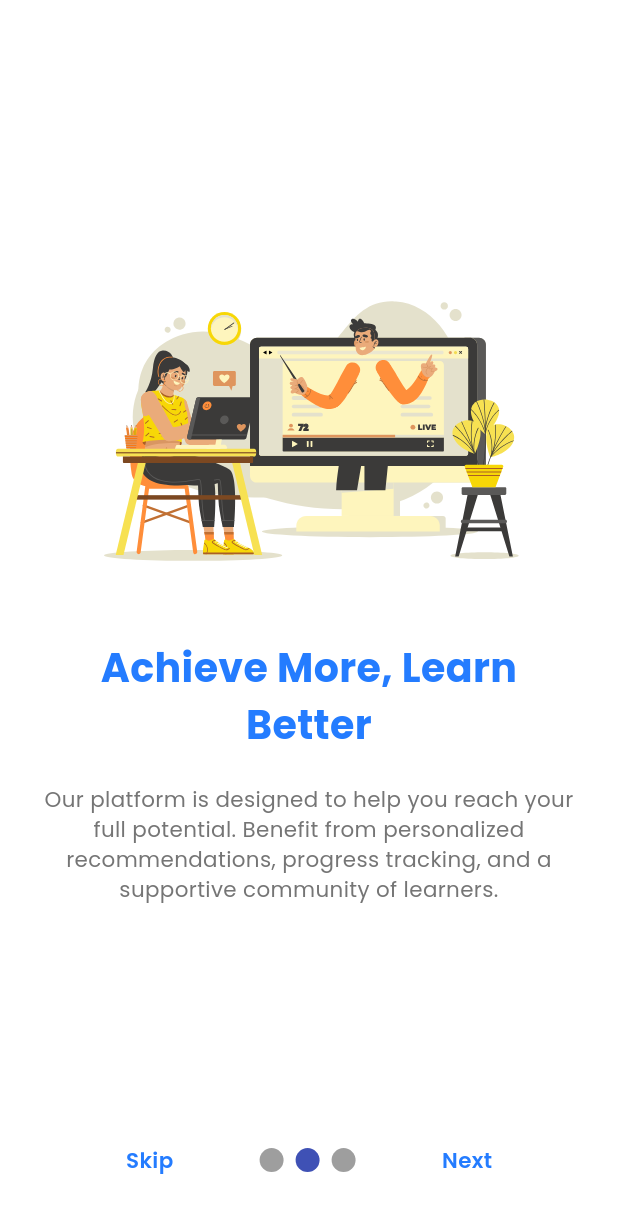
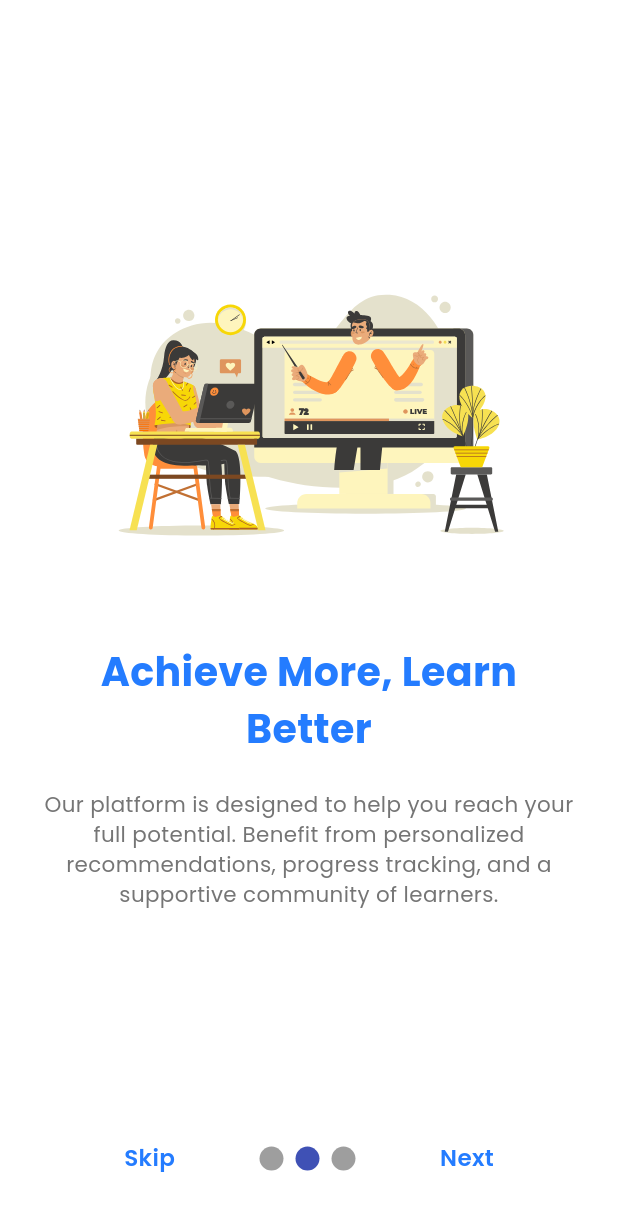
Before and after one commit to Tantawiiii/A2Z-App, a Flutter app: the screen it shows after launch, swiped to page 2, on a phone screen of 412 x 824 dp. Shown: the top 1213 px of the screen. Run offline on Flutter 3.47's test engine with Material 3 defaults, Android fonts, the light colour scheme and no system bars; drawn by our look-alikes of bounce, smooth_page_indicator; our stand-ins replace dio, flutter_screenutil, flutter_svg, lottie; missing offline and left inert: motion, toasty_box.

Commit message:
onboarding Screen

```diff
--- a/lib/features/onboarding/screens/onboarding_screen.dart
+++ b/lib/features/onboarding/screens/onboarding_screen.dart
@@ -53,7 +53,7 @@ class _OnBoardingScreenState extends State<OnBoardingScreen> {
                   desBoard: StringTextsNames.desOnBoard2,
                 ),
                 BuildOnboardingScreen(
-                  svgBodyPath: ImagesPaths.animBodyOnBoarding2,
+                  svgBodyPath: ImagesPaths.animBodyOnBoarding3,
                   titleBoard: StringTextsNames.titleOnBoard3,
                   desBoard: StringTextsNames.desOnBoard3,
                 ),
@@ -65,17 +65,13 @@ class _OnBoardingScreenState extends State<OnBoardingScreen> {
                 mainAxisAlignment: MainAxisAlignment.spaceEvenly,
                 children: [
                   //skip
-                  Bounce(
-                    child: Motion(
-                      child: GestureDetector(
+                  GestureDetector(
                     onTap: () {
                       context.pushNamed(Routes.getStartedScreen);
                     },
                     child: Text(
                       StringTextsNames.txtSkip,
-                          style: TextStyles.font13BlueSemiBold,
-                        ),
-                      ),
+                      style: TextStyles.font14BlueSemiBold,
                     ),
                   ),
 
@@ -87,22 +83,16 @@ class _OnBoardingScreenState extends State<OnBoardingScreen> {
 
                   // next or done
                   onLastPage
-                      ? Bounce(
-                        child: Motion(
-                          child: GestureDetector(
+                      ? GestureDetector(
                           onTap: () {
                             context.pushNamed(Routes.getStartedScreen);
                           },
                           child: Text(
                             StringTextsNames.txtDone,
-                                style: TextStyles.font13BlueSemiBold,
-                              ),
-                            ),
+                            style: TextStyles.font14BlueSemiBold,
                           ),
                         )
-                      : Bounce(
-                        child: Motion(
-                          child: GestureDetector(
+                      : GestureDetector(
                           onTap: () {
                             _pageController.nextPage(
                               duration: const Duration(milliseconds: 300),
@@ -111,9 +101,7 @@ class _OnBoardingScreenState extends State<OnBoardingScreen> {
                           },
                           child: Text(
                             StringTextsNames.txtNext,
-                                style: TextStyles.font13BlueSemiBold,
-                              ),
-                            ),
+                            style: TextStyles.font14BlueSemiBold,
                           ),
                         ),
                 ],
--- a/lib/features/onboarding/widgets/build_onboard_screen.dart
+++ b/lib/features/onboarding/widgets/build_onboard_screen.dart
@@ -18,14 +18,15 @@ class BuildOnboardingScreen extends StatelessWidget {
   Widget build(BuildContext context) {
     return Column(
       mainAxisAlignment: MainAxisAlignment.center,
+      mainAxisSize: MainAxisSize.max,
       children: [
         //Image.asset(imageHeaderPath),
         //verticalSpace(10.h),
         SvgPicture.asset(
           svgBodyPath,
-          width: 280.w,
+          width: 260.w,
         ),
-        verticalSpace(40.h),
+        verticalSpace(60.h),
         Text(
           titleBoard,
           style: TextStyles.font24BlueBold,
```
Also changed, not shown: asset/icon/anim_onboard3.svg. Lines whose indentation alone changed are shown as unchanged.
